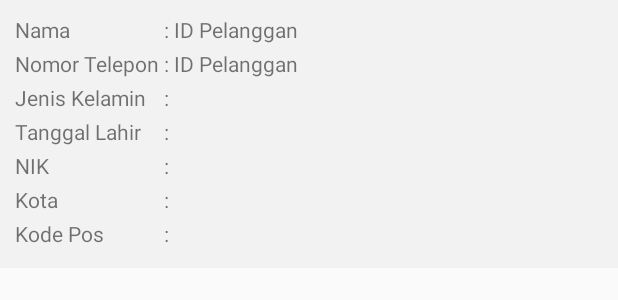
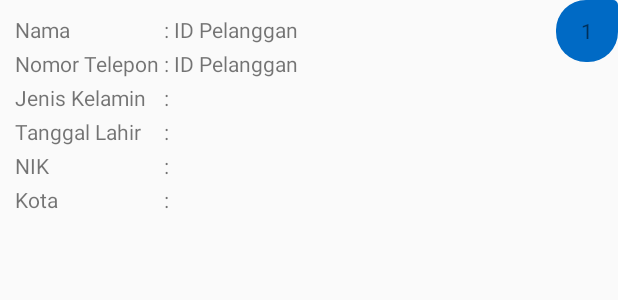
Before and after one commit to tyoady53/Wynahealth-mobile, an Android app: the layout list_patient.xml on its own in the app's theme, with its tools: preview values and no code run, on a phone screen of 412 x 824 dp. Shown: the top 300 px of the screen. Run offline under Robolectric (Android 15) with nearby library versions, the phone set to English and light mode, and no system bars.

Commit message:
git merge develop

```diff
--- a/app/src/main/res/layout/list_patient.xml
+++ b/app/src/main/res/layout/list_patient.xml
@@ -1,16 +1,22 @@
 <?xml version="1.0" encoding="utf-8"?>
-<LinearLayout
-    xmlns:android="http://schemas.android.com/apk/res/android"
-    android:background="@color/notwhite"
-    android:orientation="vertical"
+<androidx.constraintlayout.widget.ConstraintLayout xmlns:android="http://schemas.android.com/apk/res/android"
+    xmlns:app="http://schemas.android.com/apk/res-auto"
     android:layout_width="match_parent"
     android:layout_height="wrap_content">
 
     <LinearLayout
+        android:id="@+id/linearLayout2"
+        android:layout_width="0dp"
+        android:layout_height="fill_parent"
+        android:layout_weight="4"
+        android:orientation="vertical"
         android:padding="@dimen/dp10"
-                android:orientation="vertical"
-                android:layout_width="fill_parent"
-                android:layout_height="fill_parent">
+        app:layout_constraintBottom_toBottomOf="parent"
+        app:layout_constraintEnd_toEndOf="@id/list_patient_number"
+        app:layout_constraintHorizontal_bias="0.0"
+        app:layout_constraintStart_toStartOf="parent"
+        app:layout_constraintTop_toTopOf="parent"
+        app:layout_constraintWidth_percent="0.9">
 
         <TableLayout
             android:layout_width="match_parent"
@@ -24,7 +30,7 @@
                 <TextView
                     android:layout_width="wrap_content"
                     android:layout_height="wrap_content"
-                            android:text="Nama"/>
+                    android:text="Nama" />
 
                 <TextView
                     android:layout_width="wrap_content"
@@ -155,7 +161,8 @@
 
             <TableRow
                 android:layout_width="wrap_content"
-                        android:layout_height="wrap_content">
+                android:layout_height="wrap_content"
+                android:visibility="gone">
 
                 <TextView
                     android:layout_width="wrap_content"
@@ -175,4 +182,19 @@
             </TableRow>
         </TableLayout>
     </LinearLayout>
-</LinearLayout>
+
+    <TextView
+        android:id="@+id/list_patient_number"
+        android:layout_width="0dp"
+        android:layout_height="0dp"
+        android:background="@drawable/tear_top_right"
+        android:text="1"
+        android:textAlignment="center"
+        android:gravity="center"
+        app:layout_constraintBottom_toBottomOf="parent"
+        app:layout_constraintDimensionRatio="1:1"
+        app:layout_constraintEnd_toEndOf="parent"
+        app:layout_constraintStart_toEndOf="@+id/linearLayout2"
+        app:layout_constraintTop_toTopOf="parent"
+        app:layout_constraintVertical_bias="0.0" />
+</androidx.constraintlayout.widget.ConstraintLayout>
```
Lines whose indentation alone changed are shown as unchanged.
